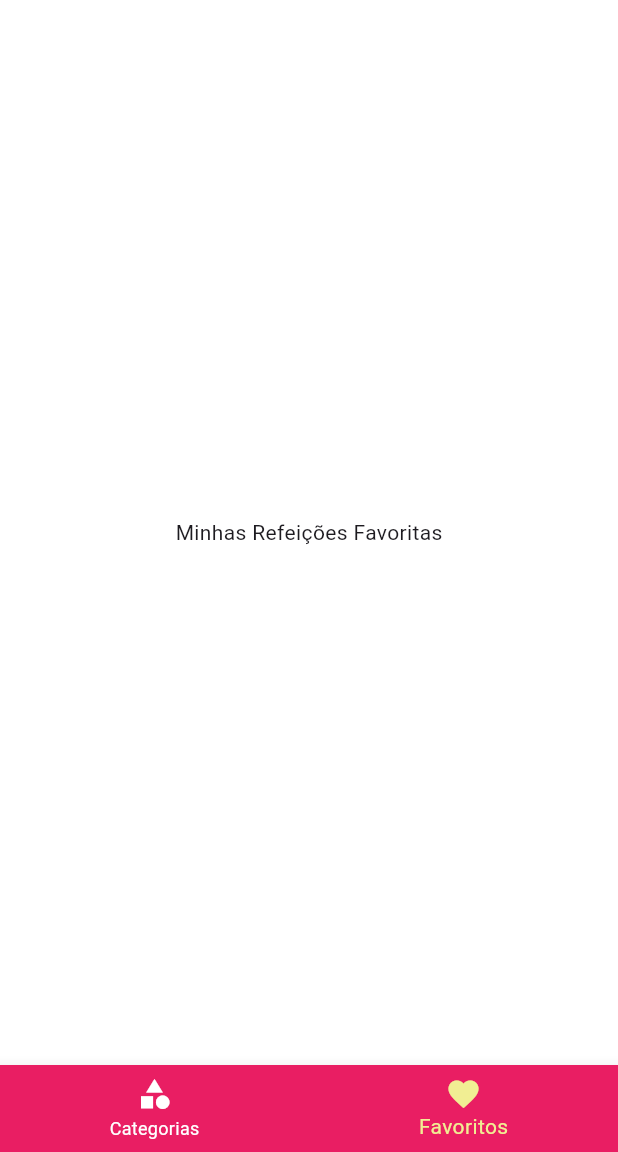
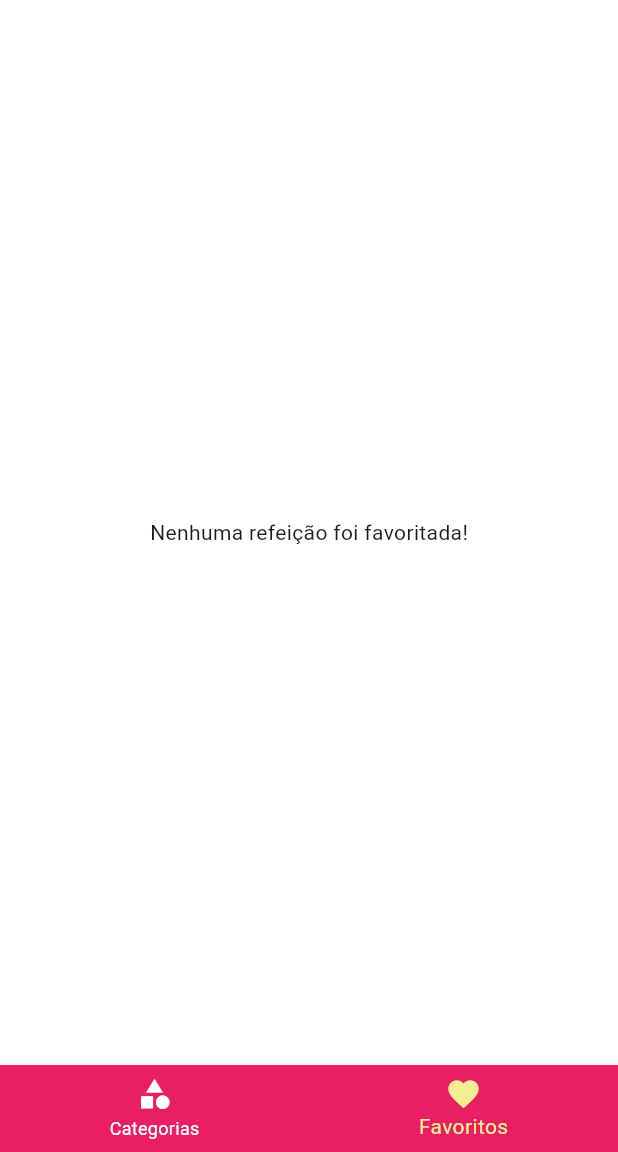
Before and after one commit to ErickFerreiradev/projetoRefeicoes, a Flutter app: the screen it shows after launch, item 2 of the bottom bar chosen, on a phone screen of 412 x 824 dp, the part 84-1236 px from its top. Run offline on Flutter 3.47's test engine with Material 3 defaults, Android fonts, the phone set to English and light mode, and no system bars.

```diff
--- a/meals/lib/main.dart
+++ b/meals/lib/main.dart
@@ -24,6 +24,7 @@ class _MyAppState extends State<MyApp> {
 
   Settings settings = Settings();
   List<Meal> _avalibeMeals = dummyMeals;
+  List<Meal> _favoriteMeals = [];
 
   void _filterMeals(Settings settings) {
     setState(() {
@@ -37,6 +38,18 @@ class _MyAppState extends State<MyApp> {
         return !filterGluten && !filterLactose && !filterVegan && !filterVegetarian;
       }).toList();
     });
+  }
+
+  void _toggleFavorite(Meal meal) {
+    setState(() {
+      _favoriteMeals.contains(meal)
+          ? _favoriteMeals.remove(meal)
+          : _favoriteMeals.add(meal);
+    });
+  }
+
+  bool _isFavorite(Meal meal) {
+    return _favoriteMeals.contains(meal);
   }
 
   @override
@@ -70,9 +83,9 @@ class _MyAppState extends State<MyApp> {
             ),
       ),
       routes: {
-        AppRoutes.home: (ctx) => TabsScreen(),
+        AppRoutes.home: (ctx) => TabsScreen(_favoriteMeals),
         AppRoutes.categories_meals: (ctx) => CategoriesMealsScreen(_avalibeMeals),
-        AppRoutes.meal_detail: (ctx) => MealDetailScreen(),
+        AppRoutes.meal_detail: (ctx) => MealDetailScreen(_toggleFavorite, _isFavorite),
         AppRoutes.settings: (ctx) => SettingsScreen(settings, _filterMeals),
       },
       onUnknownRoute: (settings) {
--- a/meals/lib/screens/favorite_screen.dart
+++ b/meals/lib/screens/favorite_screen.dart
@@ -1,12 +1,30 @@
 import 'package:flutter/material.dart';
+import '../models/meal.dart';
+import '../components/meal_item.dart';
 
 class FavoriteScreen extends StatelessWidget {
-  const FavoriteScreen({super.key});
+  const FavoriteScreen(this.favoriteMeals, {super.key});
+
+  final List<Meal> favoriteMeals;
+
 
   @override
   Widget build(BuildContext context) {
+
+    if(favoriteMeals.isEmpty) {
+
     return Center(
-      child: Text('Minhas Refeições Favoritas'),
+      child: Text('Nenhuma refeição foi favoritada!'),
     );
+   } else {
+
+    return ListView.builder(
+      itemCount: favoriteMeals.length,
+      itemBuilder: (ctx, index) {
+        return MealItem(favoriteMeals[index]);
+      },
+      );
+   }
+
   }
 }
--- a/meals/lib/screens/tabs_screen.dart
+++ b/meals/lib/screens/tabs_screen.dart
@@ -2,9 +2,13 @@ import 'package:flutter/material.dart';
 import 'categories_screen.dart';
 import 'favorite_screen.dart';
 import '../components/main_drawer.dart';
+import '../models/meal.dart';
 
 class TabsScreen extends StatefulWidget {
-  const TabsScreen({super.key});
+  const TabsScreen(this.favoriteMeals, {super.key});
+
+ final List<Meal> favoriteMeals;
+
 
   @override
   State<TabsScreen> createState() => _TabsScreenState();
@@ -13,11 +17,17 @@ class TabsScreen extends StatefulWidget {
 class _TabsScreenState extends State<TabsScreen> {
 
   int _selectedScreenIndex = 0;
-  final List<Map<String, Object>> _screen = [
-    {'title': 'Categorias', 'screen': CategoriesScreen()},
-    {'title': 'Meus favoritos', 'screen': FavoriteScreen()},
+  List<Map<String, Object>>? _screen;
 
+  @override
+  void initState() {
+    super.initState();
+    _screen = [
+    {'title': 'Categorias', 'screen': CategoriesScreen(),},
+    {'title': 'Meus favoritos', 'screen': FavoriteScreen(widget.favoriteMeals),},
   ];
+  }
+
 
   _selectScreen(int index) {
     setState(() {
@@ -29,10 +39,10 @@ class _TabsScreenState extends State<TabsScreen> {
   Widget build(BuildContext context) {
     return Scaffold(
       appBar: AppBar(
-        title: Text(_screen[_selectedScreenIndex]['title'] as String),
+        title: Text(_screen![_selectedScreenIndex]['title'] as String),
           ),
         drawer: MainDrawer(),
-      body: _screen[_selectedScreenIndex]['screen'] as Widget,
+      body: _screen![_selectedScreenIndex]['screen'] as Widget,
       bottomNavigationBar: BottomNavigationBar(
         onTap: _selectScreen,
         backgroundColor: Colors.pink,
```
Also changed, not shown: meals/lib/screens/mael_detail_screen.dart (+7 -3 lines).
